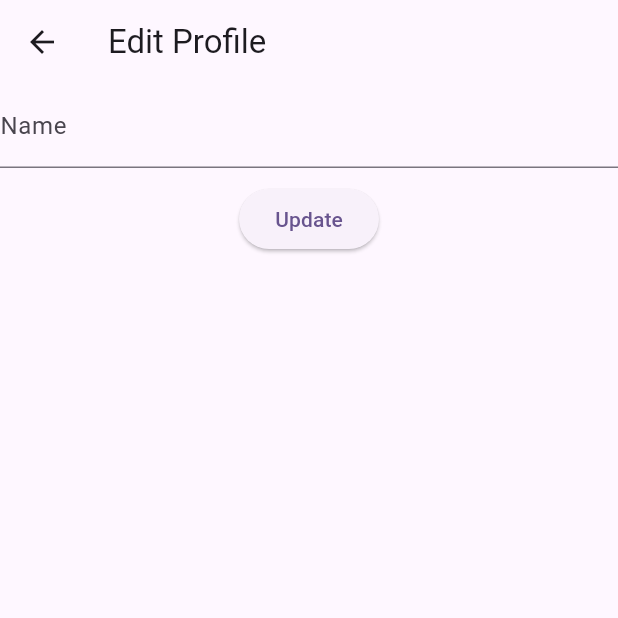
After one commit to flutterde/oldbutgold, a Flutter app: the MainPage screen opened by its route, item 4 of the bottom bar chosen, after a tap on "Edit Profile", on a phone screen of 412 x 824 dp, the top half of it. The commit adds this screen. Run offline on Flutter 3.47's test engine with Material 2 defaults, Android fonts, the phone set to English and light mode, and no system bars; our stand-ins replace cloud_firestore, dio, file_picker, firebase_auth, firebase_core, firebase_database and 8 more; accounts and stored records are empty; network calls fail.

Commit message:
download video DONE~profile added

```diff
--- a/lib/core/controllers/main_pages/main_page_controller.dart
+++ b/lib/core/controllers/main_pages/main_page_controller.dart
@@ -3,6 +3,7 @@ import 'package:get/get.dart';
 import '../../../views/screens/create/create_post_screen.dart';
 import '../../../views/screens/mains/feed/feed_screen.dart';
 import '../../../views/screens/search/search_screen.dart';
+import '../../../views/widgets/profile/profile_screen.dart';
 
 
 class MainPageController extends GetxController {
@@ -19,6 +20,7 @@ class MainPageController extends GetxController {
 
     const CreatePostScreen(),
     // Profile
+    const ProfileScreen(),
 
   ];
 }
--- /dev/null
+++ b/lib/core/controllers/profile/edit_profile_controller.dart
@@ -0,0 +1,37 @@
+import 'package:cloud_firestore/cloud_firestore.dart';
+import 'package:firebase_auth/firebase_auth.dart';
+import 'package:flutter/foundation.dart';
+import 'package:flutter/material.dart';
+import 'package:get/get.dart';
+import 'package:oldbutgold/core/models/user/user_model.dart';
+
+class EditProfileController extends GetxController {
+  final FirebaseAuth _auth = FirebaseAuth.instance;
+  final FirebaseFirestore _firestore = FirebaseFirestore.instance;
+  RxBool isLoading = false.obs;
+
+
+  UserModel user = Get.arguments['user'];
+
+  final TextEditingController nameController = TextEditingController();
+  final formKey = GlobalKey<FormState>();
+
+  Future<void> updateUserDate() async {
+    try {
+      //
+    } catch (e) {
+      if (kDebugMode) {
+        print('==================== ERROR  ====================');
+        print(e);
+        print('==================== END ERROR  ====================');
+      }
+    }
+  }
+
+  @override
+  void onInit() {
+    // TODO: implement onInit
+    nameController.text = user.name!;
+    super.onInit();
+  }
+}
--- /dev/null
+++ b/lib/core/controllers/profile/profile_controller.dart
@@ -0,0 +1,42 @@
+import 'package:cloud_firestore/cloud_firestore.dart';
+import 'package:firebase_auth/firebase_auth.dart';
+import 'package:flutter/foundation.dart';
+import 'package:get/get.dart';
+import 'package:oldbutgold/core/models/user/user_model.dart';
+
+class ProfileConntroller extends GetxController {
+  final FirebaseAuth _auth = FirebaseAuth.instance;
+  final FirebaseFirestore _firestore = FirebaseFirestore.instance;
+
+  UserModel? user;
+  RxBool isLoading = false.obs;
+
+  @override
+  void onInit() {
+    // TODO: implement onInit
+    userData();
+    super.onInit();
+  }
+
+  Future<void> userData() async {
+    try {
+      //
+      isLoading.value = true;
+      await _firestore
+          .collection('users')
+          .doc(_auth.currentUser!.uid)
+          .get()
+          .then((value) {
+        user = UserModel.fromDocumentSnapshot(documentSnapshot: value);
+      });
+      isLoading.value = false;
+    } catch (e) {
+      isLoading.value = false;
+      if (kDebugMode) {
+        print('==================== ERROR  ====================');
+        print(e);
+        print('==================== END ERROR  ====================');
+      }
+    }
+  }
+}
--- a/lib/core/models/user/user_model.dart
+++ b/lib/core/models/user/user_model.dart
@@ -4,7 +4,7 @@ import 'package:flutter_dotenv/flutter_dotenv.dart';
 
 class UserModel {
   String backetCdnUrl = dotenv.get('CF_R_DOMAIN');
-  late String id;
+  String? id;
   String? name;
   String? username;
   String? email;
@@ -14,7 +14,7 @@ class UserModel {
   DateTime? createdAt;
 
   UserModel({
-    required this.id,
+     this.id,
     this.name,
     this.email,
     this.country,
--- a/lib/core/routes/app_routes.dart
+++ b/lib/core/routes/app_routes.dart
@@ -9,6 +9,7 @@ import '../../views/screens/mains/feed/feed_screen.dart';
 import '../../views/screens/mains/main_page.dart';
 import '../../views/screens/notifications/notification_screen.dart';
 import '../../views/widgets/comments/comments_screen.dart';
+import '../../views/widgets/profile/edit_profile_screen.dart';
 import '../middlewares/auth_middlewares.dart';
 
 var appRoutes = [
@@ -36,4 +37,8 @@ var appRoutes = [
 
   // tests
   GetPage(name: '/test2', page: ()=> const AddT(), middlewares: [AuthMiddleware()]),
+
+
+  // profile
+  GetPage(name: '/edit-profile', page: ()=> const EditProfileScreen(), middlewares: [AuthMiddleware()]),
 ];
--- a/lib/views/screens/mains/main_page.dart
+++ b/lib/views/screens/mains/main_page.dart
@@ -43,6 +43,10 @@ class MainPage extends GetWidget {
                               icon: const Icon(Icons.add_circle_outline),
                               selectedIcon: const Icon(Icons.add_circle),
                               label: 'create'.tr),
+                          NavigationDestination(
+                              icon: const Icon(Icons.person_outline_sharp),
+                              selectedIcon: const Icon(Icons.person_pin),
+                              label: 'profile'.tr),
                         ]),
                   ),
                 ),
--- /dev/null
+++ b/lib/views/widgets/profile/edit_profile_screen.dart
@@ -0,0 +1,50 @@
+import 'package:flutter/material.dart';
+import 'package:get/get.dart';
+
+import '../../../core/controllers/profile/edit_profile_controller.dart';
+
+class EditProfileScreen extends GetWidget {
+  const EditProfileScreen({super.key});
+
+  @override
+  Widget build(BuildContext context) {
+    return GetBuilder(
+        init: EditProfileController(),
+        builder: (ctr) {
+          return Scaffold(
+            appBar: AppBar(
+              title: const Text('Edit Profile'),
+            ),
+            body: SingleChildScrollView(
+              child: Form(
+                key: ctr.formKey,
+                child: Column(
+                  children: [
+                    TextFormField(
+                      controller: ctr.nameController,
+                      decoration: const InputDecoration(
+                        labelText: 'Name',
+                      ),
+                      validator: (value) {
+                        if (value!.isEmpty) {
+                          return 'Please enter your name';
+                        }
+                        return null;
+                      },
+                    ),
+                    const SizedBox(
+                      height: 10,
+                    ),
+                    ElevatedButton(
+                        onPressed: () {
+                          ctr.updateUserDate();
+                        },
+                        child: const Text('Update')),
+                  ],
+                ),
+              ),
+            ),
+          );
+        });
+  }
+}
--- /dev/null
+++ b/lib/views/widgets/profile/profile_card.dart
@@ -0,0 +1,43 @@
+import 'package:flutter/material.dart';
+import 'package:get/get.dart';
+
+import '../../../core/models/user/user_model.dart';
+
+Widget profileCard(UserModel user) {
+  return Padding(
+    padding: const EdgeInsets.all(8.0),
+    child: Column(
+      children: [
+        Row(
+          children: [
+            CircleAvatar(
+              radius: 30,
+              backgroundImage: NetworkImage(user.profilePic!),
+            ),
+            const SizedBox(
+              width: 10,
+            ),
+            Column(
+              crossAxisAlignment: CrossAxisAlignment.start,
+              children: [
+                Text(
+                  user.name!,
+                  style: const TextStyle(
+                    fontWeight: FontWeight.bold,
+                    fontSize: 18,
+                  ),
+                ),
+              ],
+            ),
+          ],
+        ),
+        const SizedBox(
+          height: 10,
+        ),
+        ElevatedButton(onPressed: () {
+          Get.toNamed('/edit-profile', arguments: {'user': user});
+        }, child: Text('Edit Profile'.tr)),
+      ],
+    ),
+  );
+}
--- /dev/null
+++ b/lib/views/widgets/profile/profile_screen.dart
@@ -0,0 +1,32 @@
+import 'package:flutter/material.dart';
+import 'package:get/get.dart';
+import '../../../core/controllers/profile/profile_controller.dart';
+import 'profile_card.dart';
+
+class ProfileScreen extends GetWidget {
+  const ProfileScreen({super.key});
+
+  @override
+  Widget build(BuildContext context) {
+    return GetBuilder(
+        init: Get.put(ProfileConntroller(), permanent: true),
+        builder: (ctr) {
+          return Scaffold(
+            appBar: AppBar(
+              title: const Text('Profile'),
+            ),
+            body: Obx(()=> ctr.isLoading.value
+                ? const Center(
+                    child: CircularProgressIndicator(),
+                  )
+                : SingleChildScrollView(
+                    child: Column(
+                      children: [
+                        profileCard(ctr.user!),
+                      ],
+                    ),
+                  )),
+          );
+        });
+  }
+}
--- a/lib/views/widgets/video_player_widget.dart
+++ b/lib/views/widgets/video_player_widget.dart
@@ -34,7 +34,7 @@ class _VideoPlayerWidgetState extends State<VideoPlayerWidget> {
   }
 
   Future<void> increaseViews(String postID) async {
-    final dbPostsRef = FirebaseDatabase.instance.ref().child('tests');
+    final dbPostsRef = FirebaseDatabase.instance.ref().child('posts');
     try {
        await dbPostsRef.child(postID).set({
         'views': ServerValue.increment(1),
--- a/pubspec.yaml
+++ b/pubspec.yaml
@@ -49,6 +49,7 @@ dependencies:
   dio: ^5.2.1+1
   firebase_database: ^10.2.3
   flutter_local_notifications: ^15.1.0+1
+  permission_handler: ^10.4.3
 
 dev_dependencies:
   flutter_test:
```
Also changed, not shown: lib/core/controllers/downloads/download_post_controller.dart (added, +68 -0 lines), lib/core/models/post/post_model.dart (+34 -0 lines), lib/views/screens/mains/feed/feed_screen.dart (+47 -7 lines), lib/views/widgets/comments/comments_screen.dart (+17 -1 lines), lib/views/widgets/posts/more_post_widget.dart (added, +103 -0 lines), pubspec.lock, 4 other files.
